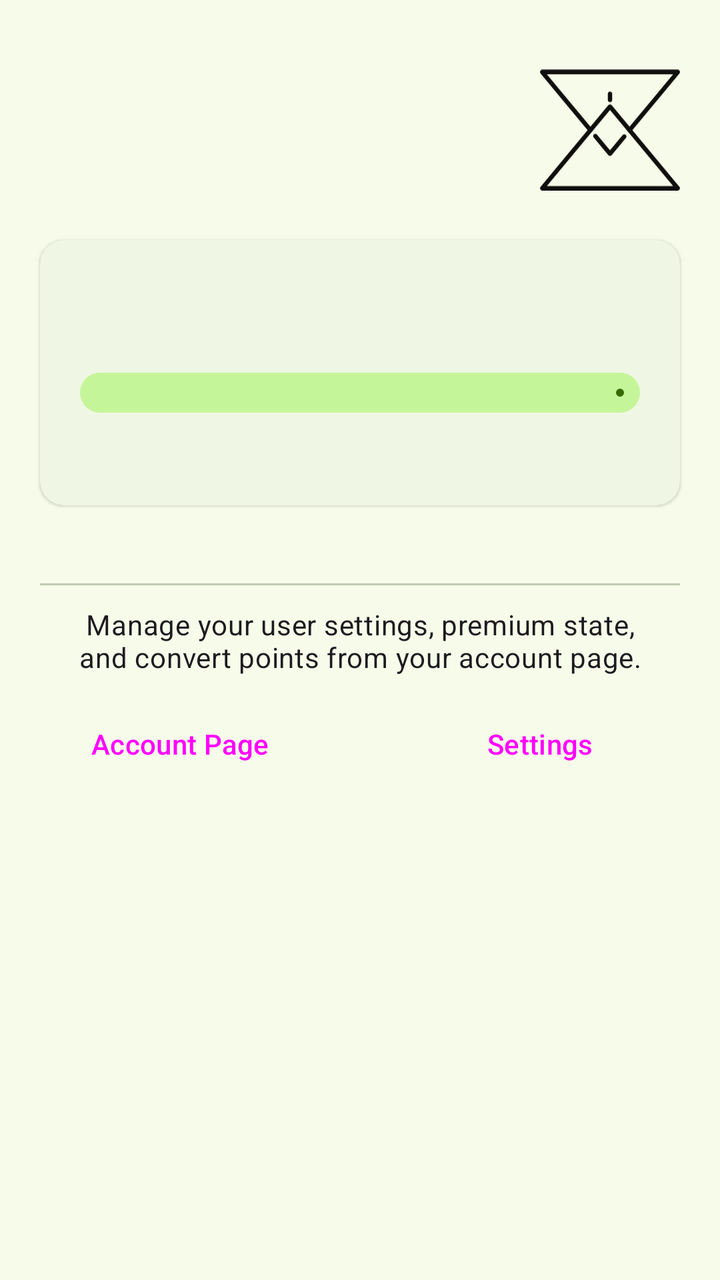
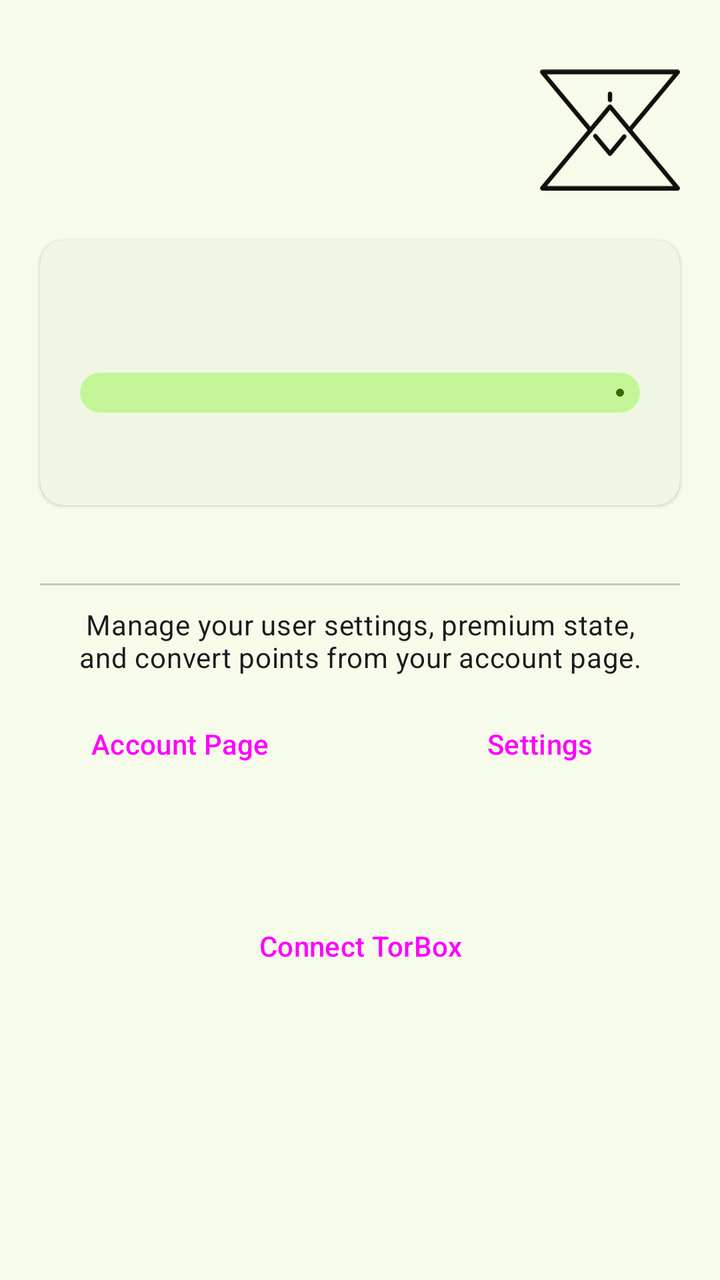

Two renders of the same Android screen: before a commit and after it. Below are the layout's source before the change and the commit's diff.
<!-- AndroidManifest.xml: application theme Theme.Unchained.Material3.Green.One -->
<!-- res/layout/fragment_user_profile.xml -->
<?xml version="1.0" encoding="utf-8"?>
<androidx.core.widget.NestedScrollView xmlns:android="http://schemas.android.com/apk/res/android"
    xmlns:app="http://schemas.android.com/apk/res-auto"
    android:layout_width="match_parent"
    android:layout_height="match_parent"
    android:orientation="vertical">

    <androidx.constraintlayout.widget.ConstraintLayout
        android:id="@+id/rootLayout"
        android:layout_width="match_parent"
        android:layout_height="match_parent">

        <TextView
            android:id="@+id/tvName"
            android:layout_width="0dp"
            android:layout_height="wrap_content"
            android:layout_marginTop="30dp"
            android:layout_marginEnd="20dp"
            android:ellipsize="end"
            android:maxLines="2"
            android:textAlignment="viewStart"
            android:textAppearance="?attr/textAppearanceTitleLarge"
            app:layout_constraintEnd_toStartOf="@id/ivProfilePic"
            app:layout_constraintStart_toStartOf="@id/cvPremium"
            app:layout_constraintTop_toTopOf="parent" />

        <TextView
            android:id="@+id/tvMail"
            android:layout_width="0dp"
            android:layout_height="wrap_content"
            android:layout_marginEnd="20dp"
            android:ellipsize="end"
            android:focusable="false"
            android:maxLines="1"
            android:textAlignment="viewStart"
            android:textAppearance="?attr/textAppearanceLabelMedium"
            app:layout_constraintEnd_toStartOf="@id/ivProfilePic"
            app:layout_constraintStart_toStartOf="@id/tvName"
            app:layout_constraintTop_toBottomOf="@id/tvName" />

        <ImageView
            android:id="@+id/ivProfilePic"
            android:layout_width="70dp"
            android:layout_height="70dp"
            android:contentDescription="@string/user_avatar"
            android:src="@drawable/icon_arrows"
            app:layout_constraintEnd_toEndOf="@id/cvPremium"
            app:layout_constraintTop_toTopOf="@id/tvName" />

        <com.google.android.material.card.MaterialCardView
            android:id="@+id/cvPremium"
            style="?attr/materialCardViewElevatedStyle"
            android:layout_width="0dp"
            android:layout_height="wrap_content"
            android:layout_marginStart="20dp"
            android:layout_marginTop="20dp"
            android:layout_marginEnd="20dp"
            android:checkable="false"
            android:clickable="false"
            android:focusable="false"
            android:padding="10dp"
            app:layout_constraintEnd_toEndOf="parent"
            app:layout_constraintStart_toStartOf="parent"
            app:layout_constraintTop_toBottomOf="@id/ivProfilePic"
            app:layout_constraintWidth_max="500dp">

            <androidx.constraintlayout.widget.ConstraintLayout
                android:layout_width="match_parent"
                android:layout_height="match_parent"
                android:padding="20dp">

                <TextView
                    android:id="@+id/tvPremium"
                    android:layout_width="wrap_content"
                    android:layout_height="wrap_content"
                    android:layout_gravity="center"
                    android:textAllCaps="true"
                    android:textAppearance="?attr/textAppearanceBodyLarge"
                    android:textStyle="bold"
                    app:layout_constraintStart_toStartOf="parent"
                    app:layout_constraintTop_toTopOf="parent" />

                <TextView
                    android:id="@+id/tvPremiumDays"
                    android:layout_width="wrap_content"
                    android:layout_height="wrap_content"
                    android:layout_gravity="center"
                    android:textAppearance="?attr/textAppearanceLabelSmall"
                    app:layout_constraintStart_toStartOf="@id/tvPremium"
                    app:layout_constraintTop_toBottomOf="@id/tvPremium" />

                <com.google.android.material.progressindicator.LinearProgressIndicator
                    android:id="@+id/pointsBar"
                    android:layout_width="match_parent"
                    android:layout_height="wrap_content"
                    android:layout_marginTop="10dp"
                    android:indeterminate="false"
                    android:max="1000"
                    app:indicatorSize="25dp"
                    app:layout_constraintBottom_toTopOf="@+id/tvPoints"
                    app:layout_constraintStart_toStartOf="parent"
                    app:layout_constraintTop_toBottomOf="@id/tvPremiumDays"
                    app:trackCornerRadius="20dp"
                    app:trackThickness="20dp" />

                <TextView
                    android:id="@+id/tvPoints"
                    android:layout_width="0dp"
                    android:layout_height="wrap_content"
                    android:layout_marginTop="10dp"
                    android:textAlignment="center"
                    android:textAppearance="?attr/textAppearanceLabelMedium"
                    app:layout_constraintBottom_toBottomOf="parent"
                    app:layout_constraintEnd_toEndOf="parent"
                    app:layout_constraintStart_toStartOf="parent"
                    app:layout_constraintTop_toBottomOf="@id/pointsBar" />


            </androidx.constraintlayout.widget.ConstraintLayout>
        </com.google.android.material.card.MaterialCardView>


        <TextView
            android:id="@+id/tvLoginDescription"
            android:layout_width="0dp"
            android:layout_height="wrap_content"
            android:layout_marginStart="10dp"
            android:layout_marginTop="10dp"
            android:layout_marginEnd="10dp"
            android:autoLink="web"
            android:textAlignment="center"
            android:textAppearance="?attr/textAppearanceBodyMedium"
            app:layout_constraintBottom_toTopOf="@+id/divider"
            app:layout_constraintEnd_toEndOf="@id/cvPremium"
            app:layout_constraintStart_toStartOf="@id/cvPremium"
            app:layout_constraintTop_toBottomOf="@id/cvPremium" />

        <com.google.android.material.divider.MaterialDivider
            android:id="@+id/divider"
            android:layout_width="0dp"
            android:layout_height="wrap_content"
            android:layout_marginTop="10dp"
            app:layout_constraintBottom_toTopOf="@+id/tvDescription"
            app:layout_constraintEnd_toEndOf="@id/cvPremium"
            app:layout_constraintStart_toStartOf="@id/cvPremium"
            app:layout_constraintTop_toBottomOf="@+id/tvLoginDescription" />

        <TextView
            android:id="@+id/tvDescription"
            android:layout_width="0dp"
            android:layout_height="wrap_content"
            android:layout_marginStart="10dp"
            android:layout_marginTop="10dp"
            android:layout_marginEnd="10dp"
            android:text="@string/rd_settings_link_description"
            android:textAlignment="center"
            android:textAppearance="?attr/textAppearanceBodyMedium"
            app:layout_constraintBottom_toTopOf="@+id/bAccount"
            app:layout_constraintEnd_toEndOf="@id/cvPremium"
            app:layout_constraintStart_toStartOf="@id/cvPremium"
            app:layout_constraintTop_toBottomOf="@id/divider" />

        <Button
            android:id="@+id/bAccount"
            style="@style/Widget.Material3.Button"
            android:layout_width="0dp"
            android:layout_height="wrap_content"
            android:layout_marginTop="10dp"
            android:layout_marginEnd="20dp"
            android:nextFocusRight="@id/bSettings"
            android:text="@string/account_page"
            app:layout_constraintEnd_toStartOf="@+id/bSettings"
            app:layout_constraintStart_toStartOf="@id/cvPremium"
            app:layout_constraintTop_toBottomOf="@id/tvDescription" />

        <Button
            android:id="@+id/bSettings"
            style="@style/Widget.Material3.Button"
            android:layout_width="0dp"
            android:layout_height="0dp"
            android:layout_marginStart="20dp"
            android:nextFocusLeft="@id/bAccount"
            android:text="@string/settings"
            app:layout_constraintBottom_toBottomOf="@id/bAccount"
            app:layout_constraintEnd_toEndOf="@id/cvPremium"
            app:layout_constraintStart_toEndOf="@+id/bAccount"
            app:layout_constraintTop_toTopOf="@id/bAccount" />

    </androidx.constraintlayout.widget.ConstraintLayout>
</androidx.core.widget.NestedScrollView>
<!-- resources referenced by this layout -->
<resources>
  <string name="account_page">Account Page</string>
  <string name="rd_settings_link_description">Manage your user settings, premium state, and convert points from your account page.</string>
  <string name="settings">Settings</string>
  <string name="user_avatar">User Avatar</string>
  <color name="green_one_theme_primary">#376B00</color>
  <color name="green_one_theme_onPrimary">#FFFFFF</color>
  <color name="green_one_theme_primaryContainer">#6DC21A</color>
  <color name="green_one_theme_onPrimaryContainer">#112800</color>
  <color name="green_one_theme_secondary">#41691E</color>
  <color name="green_one_theme_onSecondary">#FFFFFF</color>
  <color name="green_one_theme_secondaryContainer">#C5F599</color>
  <color name="green_one_theme_onSecondaryContainer">#2E5409</color>
  <color name="green_one_theme_tertiary">#006B55</color>
  <color name="green_one_theme_onTertiary">#FFFFFF</color>
  <color name="green_one_theme_tertiaryContainer">#26C29D</color>
  <color name="green_one_theme_onTertiaryContainer">#00271E</color>
  <color name="green_one_theme_error">#BA1A1A</color>
  <color name="green_one_theme_onError">#FFFFFF</color>
  <color name="green_one_theme_errorContainer">#FFDAD6</color>
  <color name="green_one_theme_onErrorContainer">#410002</color>
  <color name="green_one_theme_background">#F6FCE9</color>
  <color name="green_one_theme_onBackground">#181D12</color>
  <color name="green_one_theme_surface">#F6FCE9</color>
  <color name="green_one_theme_onSurface">#181D12</color>
  <color name="green_one_theme_surfaceVariant">#DCE6CD</color>
  <color name="green_one_theme_onSurfaceVariant">#414A37</color>
  <color name="green_one_theme_outline">#717A65</color>
  <color name="green_one_theme_outlineVariant">#C0CAB2</color>
  <color name="green_one_theme_inverseSurface">#2D3226</color>
  <color name="green_one_theme_inverseOnSurface">#EDF3E1</color>
  <color name="green_one_theme_inversePrimary">#86DC38</color>
  <color name="green_one_theme_primaryFixed">#A0FA53</color>
  <color name="green_one_theme_onPrimaryFixed">#0D2000</color>
  <color name="green_one_theme_primaryFixedDim">#86DC38</color>
  <color name="green_one_theme_onPrimaryFixedVariant">#285000</color>
  <color name="green_one_theme_secondaryFixed">#C1F195</color>
  <color name="green_one_theme_onSecondaryFixed">#0D2000</color>
  <color name="green_one_theme_secondaryFixedDim">#A6D47C</color>
  <color name="green_one_theme_onSecondaryFixedVariant">#2A5005</color>
  <color name="green_one_theme_tertiaryFixed">#6FFAD2</color>
  <color name="green_one_theme_onTertiaryFixed">#002118</color>
  <color name="green_one_theme_tertiaryFixedDim">#4DDDB7</color>
  <color name="green_one_theme_onTertiaryFixedVariant">#00513F</color>
  <color name="green_one_theme_surfaceDim">#D7DCCB</color>
  <color name="green_one_theme_surfaceBright">#F6FCE9</color>
  <color name="green_one_theme_surfaceContainerLowest">#FFFFFF</color>
  <color name="green_one_theme_surfaceContainerLow">#F0F6E4</color>
  <color name="green_one_theme_surfaceContainer">#EAF0DE</color>
  <color name="green_one_theme_surfaceContainerHigh">#E5EAD9</color>
  <color name="green_one_theme_surfaceContainerHighest">#DFE5D3</color>
  <style name="Widget.App.AppBarLayout" parent="Widget.Material3.AppBarLayout">
          <item name="android:background">?attr/colorPrimary</item>
      </style>
  <style name="Widget.App.Toolbar" parent="Widget.Material3.Toolbar">
          <item name="materialThemeOverlay">@style/ThemeOverlay.App.Toolbar</item>
          <item name="titleTextColor">?attr/colorOnPrimary</item>
      </style>
  <style name="ThemeOverlay.App.Toolbar" parent="">
          
          <item name="colorControlNormal">?attr/colorOnPrimary</item>
      </style>
  <!-- unchanged entries left out for length: 4 -->
</resources>

<!-- the commit's change to res/layout/fragment_user_profile.xml (unified diff, before → after) -->
@@ -186,5 +186,43 @@
             app:layout_constraintStart_toEndOf="@+id/bAccount"
             app:layout_constraintTop_toTopOf="@id/bAccount" />
 
+        <TextView
+            android:id="@+id/tvTorBoxStatus"
+            android:layout_width="0dp"
+            android:layout_height="wrap_content"
+            android:layout_marginStart="10dp"
+            android:layout_marginTop="24dp"
+            android:layout_marginEnd="10dp"
+            android:textAlignment="center"
+            android:textAppearance="?attr/textAppearanceBodyMedium"
+            app:layout_constraintEnd_toEndOf="@id/cvPremium"
+            app:layout_constraintStart_toStartOf="@id/cvPremium"
+            app:layout_constraintTop_toBottomOf="@id/bAccount" />
+
+        <Button
+            android:id="@+id/bConnectRealDebrid"
+            style="@style/Widget.Material3.Button"
+            android:layout_width="0dp"
+            android:layout_height="wrap_content"
+            android:layout_marginTop="10dp"
+            android:text="@string/connect_real_debrid"
+            android:visibility="gone"
+            app:layout_constraintEnd_toEndOf="@id/cvPremium"
+            app:layout_constraintStart_toStartOf="@id/cvPremium"
+            app:layout_constraintTop_toBottomOf="@id/tvTorBoxStatus" />
+
+        <Button
+            android:id="@+id/bTorBox"
+            style="@style/Widget.Material3.Button.TonalButton"
+            android:layout_width="0dp"
+            android:layout_height="wrap_content"
+            android:layout_marginTop="10dp"
+            android:layout_marginBottom="20dp"
+            android:text="@string/torbox_connect_button"
+            app:layout_constraintBottom_toBottomOf="parent"
+            app:layout_constraintEnd_toEndOf="@id/cvPremium"
+            app:layout_constraintStart_toStartOf="@id/cvPremium"
+            app:layout_constraintTop_toBottomOf="@id/bConnectRealDebrid" />
+
     </androidx.constraintlayout.widget.ConstraintLayout>
 </androidx.core.widget.NestedScrollView>
<!-- resource entries referenced after the edit -->
@@ -1,8 +1,10 @@
 <!-- resources referenced by this layout -->
 <resources>
   <string name="account_page">Account Page</string>
+  <string name="connect_real_debrid">Connect Real-Debrid</string>
   <string name="rd_settings_link_description">Manage your user settings, premium state, and convert points from your account page.</string>
   <string name="settings">Settings</string>
+  <string name="torbox_connect_button">Connect TorBox</string>
   <string name="user_avatar">User Avatar</string>
   <color name="green_one_theme_primary">#376B00</color>
   <color name="green_one_theme_onPrimary">#FFFFFF</color>
